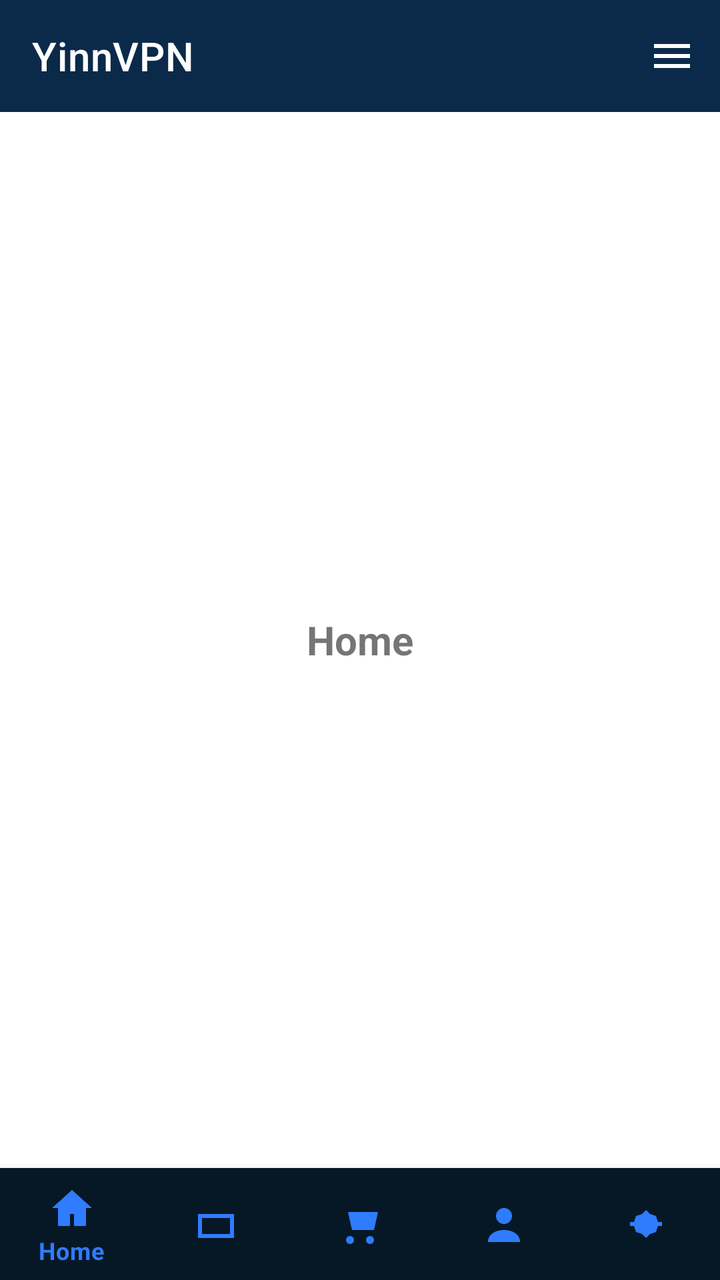
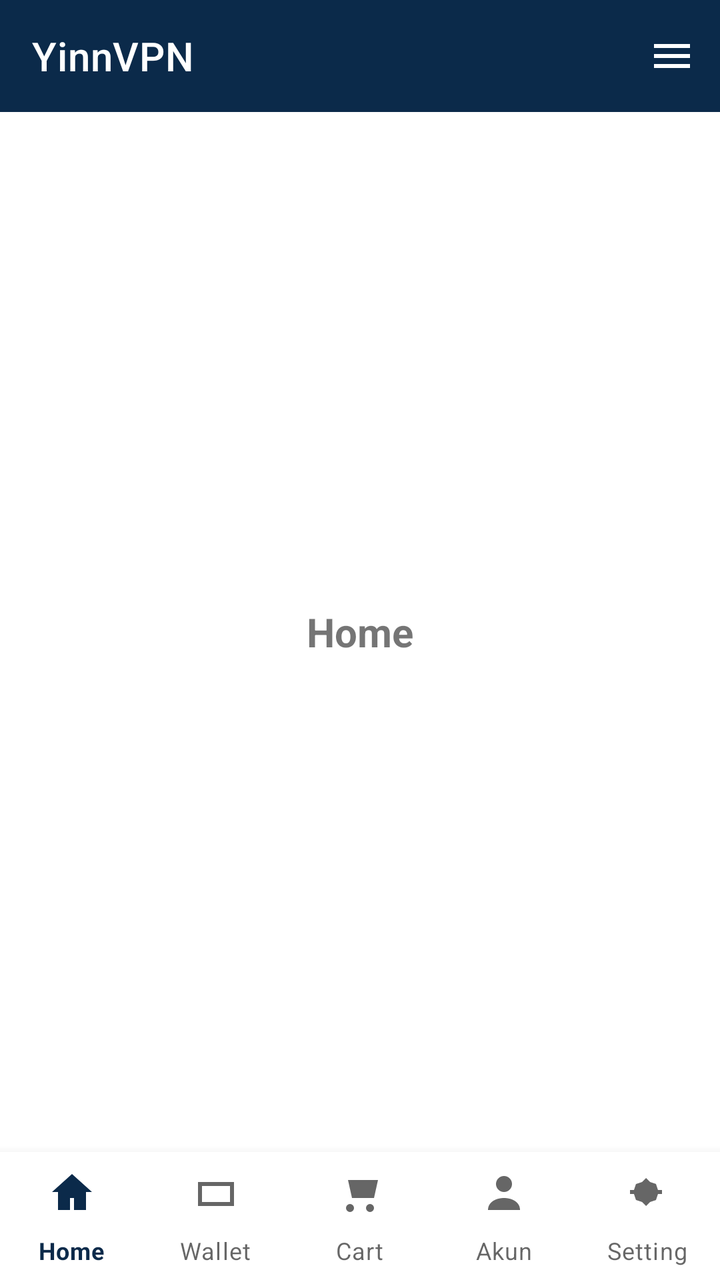

An Android layout rendered at two revisions. The XML below is the earlier revision; the diff shows what the commit changed to produce the second picture.
<!-- AndroidManifest.xml: application theme AppTheme -->
<!-- res/layout/activity_main.xml -->
<?xml version="1.0" encoding="utf-8"?>
<androidx.drawerlayout.widget.DrawerLayout xmlns:android="http://schemas.android.com/apk/res/android"
    xmlns:app="http://schemas.android.com/apk/res-auto"
    android:id="@+id/drawer"
    android:layout_width="match_parent"
    android:layout_height="match_parent">

    <androidx.coordinatorlayout.widget.CoordinatorLayout
        android:layout_width="match_parent"
        android:layout_height="match_parent">

        <com.google.android.material.appbar.MaterialToolbar
            android:id="@+id/toolbar"
            android:layout_width="match_parent"
            android:layout_height="wrap_content"
            android:background="@color/navy"
            app:title="YinnVPN"
            app:titleTextColor="@android:color/white"
            app:menu="@menu/top_menu" />

        <FrameLayout
            android:id="@+id/content"
            android:layout_width="match_parent"
            android:layout_height="0dp"
            android:layout_marginTop="?attr/actionBarSize"
            app:layout_constraintBottom_toTopOf="@+id/bottomNav"/>

            <TextView
                android:id="1097 1097id/tvHome"
                android:layout_width="match_parent"
                android:layout_height="match_parent"
                android:gravity="center"
                android:text="Home"
                android:textSize="20sp"
                android:textStyle="bold" />


        <com.google.android.material.bottomnavigation.BottomNavigationView
            android:id="@+id/bottomNav"
            android:layout_width="match_parent"
            android:layout_height="wrap_content"
            android:layout_gravity="bottom"
            android:background="@color/dark_navy"
            app:menu="@menu/bottom_nav"
            app:itemIconTint="@color/accent_blue"
            app:itemTextColor="@color/accent_blue" />

    </androidx.coordinatorlayout.widget.CoordinatorLayout>

    <com.google.android.material.navigation.NavigationView
        android:id="@+id/navView"
        android:layout_width="280dp"
        android:layout_height="match_parent"
        android:layout_gravity="end"
        android:background="@color/dark_navy"
        app:menu="@menu/drawer_menu"
        app:itemTextColor="@color/text_night"
        app:itemIconTint="@color/accent_blue"/>
</androidx.drawerlayout.widget.DrawerLayout>
<!-- resources referenced by this layout -->
<resources>
  <color name="accent_blue">@color/primary_accent</color>
  <color name="dark_navy">#061826</color>
  <color name="navy">#0B2A4A</color>
  <color name="text_night">@android:color/white</color>
  <style name="AppTheme" parent="Theme.MaterialComponents.DayNight.NoActionBar">
          <item name="colorPrimary">@color/navy</item>
          <item name="colorPrimaryVariant">@color/navy</item>
          <item name="colorSecondary">@color/primary_accent</item>
          <item name="android:statusBarColor">@color/navy</item>
  
          
          <item name="materialButtonStyle">@style/AppButton</item>
      </style>
  <color name="primary_accent">#2F7CFF</color>
  <style name="AppButton" parent="Widget.MaterialComponents.Button">
          <item name="cornerRadius">16dp</item>
      </style>
</resources>

<!-- the commit's change to res/layout/activity_main.xml (unified diff, before → after) -->
@@ -21,30 +21,28 @@
         <FrameLayout
             android:id="@+id/content"
             android:layout_width="match_parent"
-            android:layout_height="0dp"
+            android:layout_height="match_parent"
             android:layout_marginTop="?attr/actionBarSize"
-            app:layout_constraintBottom_toTopOf="@+id/bottomNav"/>
+            android:layout_marginBottom="64dp">
 
             <TextView
-                android:id="1097 1097id/tvHome"
+                android:id="@+id/tvHome"
                 android:layout_width="match_parent"
                 android:layout_height="match_parent"
                 android:gravity="center"
                 android:text="Home"
                 android:textSize="20sp"
                 android:textStyle="bold" />
-
+        </FrameLayout>
 
         <com.google.android.material.bottomnavigation.BottomNavigationView
             android:id="@+id/bottomNav"
             android:layout_width="match_parent"
-            android:layout_height="wrap_content"
+            android:layout_height="64dp"
             android:layout_gravity="bottom"
-            android:background="@color/dark_navy"
+            android:background="@android:color/white"
             app:menu="@menu/bottom_nav"
-            app:itemIconTint="@color/accent_blue"
-            app:itemTextColor="@color/accent_blue" />
-
+            app:labelVisibilityMode="labeled"/>
     </androidx.coordinatorlayout.widget.CoordinatorLayout>
 
     <com.google.android.material.navigation.NavigationView
@@ -52,8 +50,6 @@
         android:layout_width="280dp"
         android:layout_height="match_parent"
         android:layout_gravity="end"
-        android:background="@color/dark_navy"
-        app:menu="@menu/drawer_menu"
-        app:itemTextColor="@color/text_night"
-        app:itemIconTint="@color/accent_blue"/>
+        app:menu="@menu/drawer_menu" />
+
 </androidx.drawerlayout.widget.DrawerLayout>
<!-- resource entries referenced after the edit -->
@@ -1,9 +1,6 @@
 <!-- resources referenced by this layout -->
 <resources>
-  <color name="accent_blue">@color/primary_accent</color>
-  <color name="dark_navy">#061826</color>
   <color name="navy">#0B2A4A</color>
-  <color name="text_night">@android:color/white</color>
   <style name="AppTheme" parent="Theme.MaterialComponents.DayNight.NoActionBar">
           <item name="colorPrimary">@color/navy</item>
           <item name="colorPrimaryVariant">@color/navy</item>
